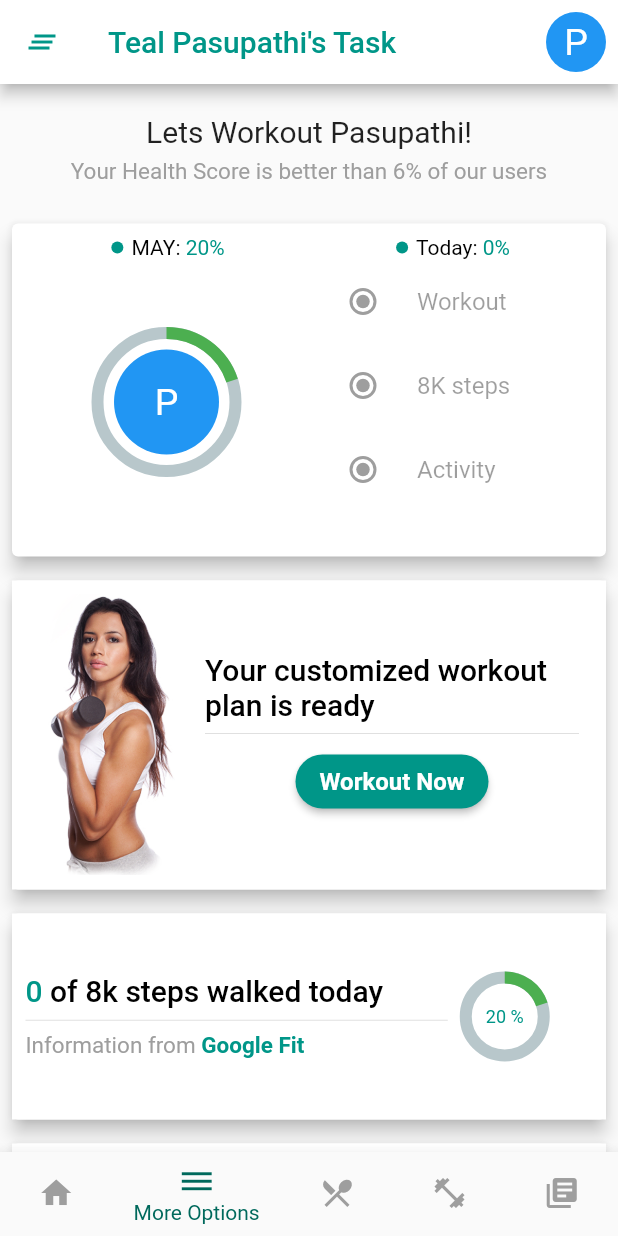
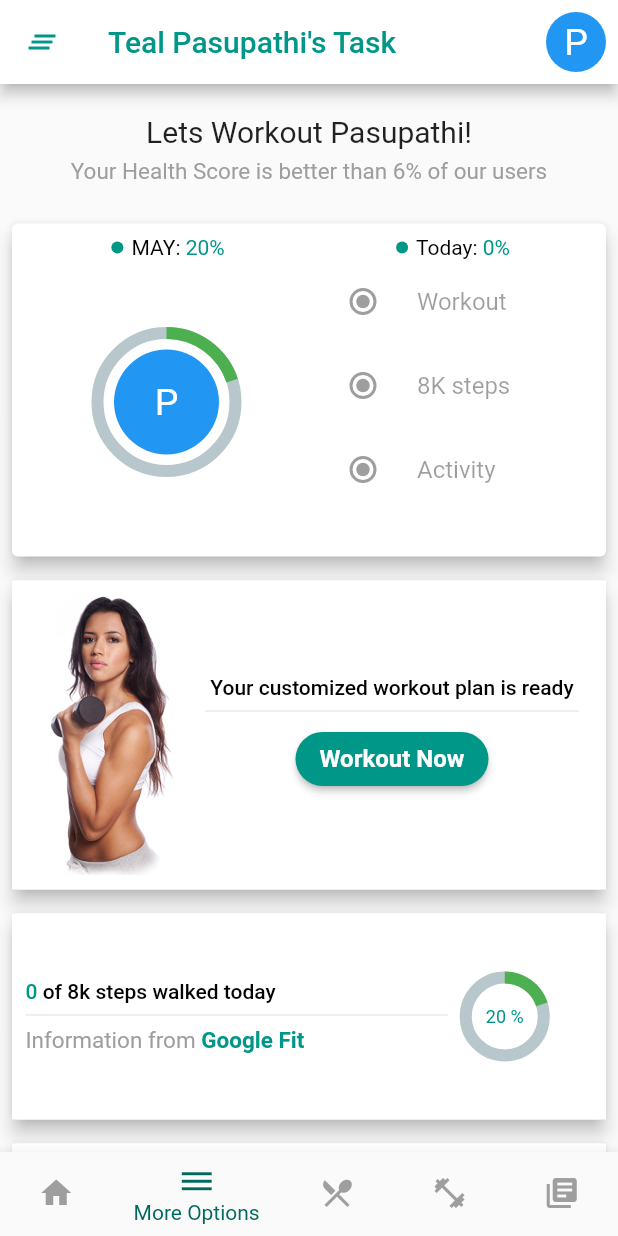
Before and after one commit to Akash35pasupathi/dynamic_list_fitness_ui, a Flutter app: the screen it shows after launch, item 2 of the bottom bar chosen, on a phone screen of 412 x 824 dp. Run offline on Flutter 3.47's test engine with Material 2 defaults, Android fonts, the light colour scheme and no system bars; drawn by our look-alikes of percent_indicator; network calls fail.

Commit message:
updated deprecated stuff

```diff
--- a/teal_pasupathi_task/lib/main.dart
+++ b/teal_pasupathi_task/lib/main.dart
@@ -518,7 +518,7 @@ class _MyHomePageState extends State<MyHomePage> {
                                       "Your customized workout plan is ready",
                                       style: Theme.of(context)
                                           .textTheme
-                                          .title
+                                          .bodyText1
                                           .copyWith(color: Colors.black),
                                     ),
                                     Divider(),
@@ -591,14 +591,14 @@ class _MyHomePageState extends State<MyHomePage> {
                                           "0 ",
                                           style: Theme.of(context)
                                               .textTheme
-                                              .title
+                                              .bodyText1
                                               .copyWith(color: Colors.teal),
                                         ),
                                         Text(
                                           "of 8k steps walked today",
                                           style: Theme.of(context)
                                               .textTheme
-                                              .title
+                                              .bodyText1
                                               .copyWith(color: Colors.black),
                                         ),
                                       ],
@@ -689,7 +689,7 @@ class _MyHomePageState extends State<MyHomePage> {
                                       "Your personalised diet plan is ready",
                                       style: Theme.of(context)
                                           .textTheme
-                                          .title
+                                          .bodyText1
                                           .copyWith(color: Colors.black),
                                     ),
                                     Divider(),
@@ -895,7 +895,7 @@ class _MyHomePageState extends State<MyHomePage> {
                               "India's first social media for fitness",
                               style: Theme.of(context)
                                   .textTheme
-                                  .title
+                                  .bodyText1
                                   .copyWith(color: Colors.white),
                             ),
                             RaisedButton(
@@ -1043,7 +1043,7 @@ class _MyHomePageState extends State<MyHomePage> {
                                     item.name,
                                     style: Theme.of(context)
                                         .textTheme
-                                        .title
+                                        .bodyText1
                                         .copyWith(color: Colors.white),
                                   ),
                                 ),
```
